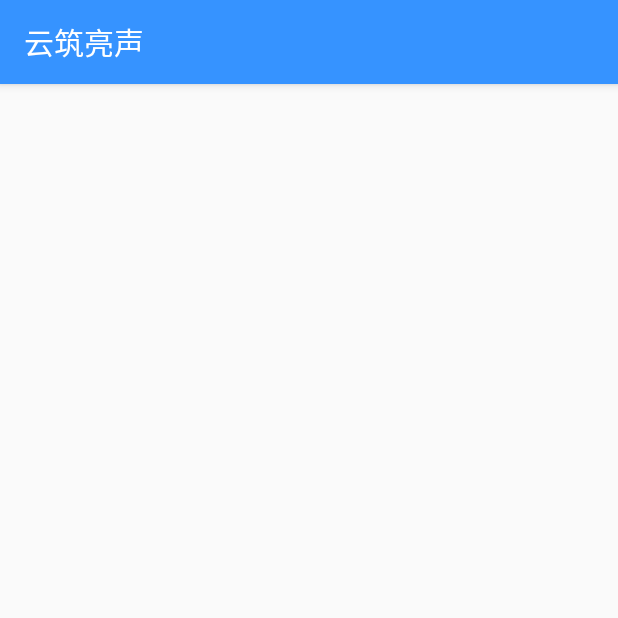
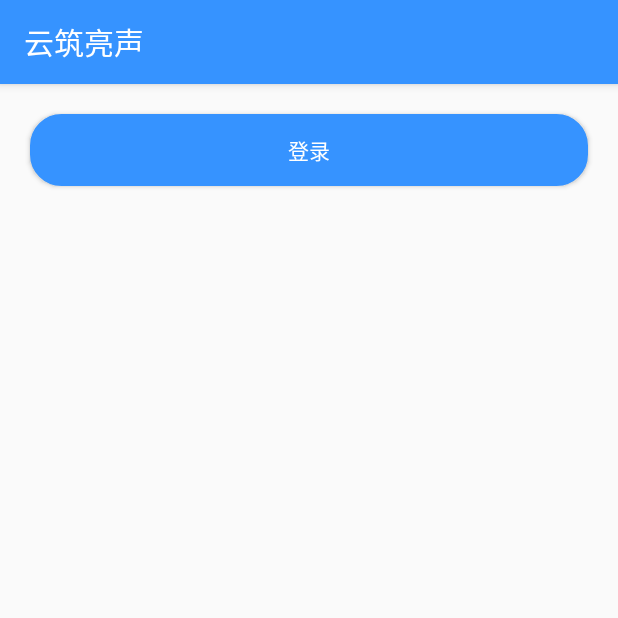
Before and after one commit to yura1116/syapp, an Android app: the fragment LoginFragment shown on its own in the app's theme, on a phone screen of 412 x 824 dp, the top half of it. Run offline under Robolectric (Android 15) with nearby library versions, the phone set to English and light mode, and no system bars.

```diff
--- a/app/src/main/java/com/example/syapp/LoginFragment.java
+++ b/app/src/main/java/com/example/syapp/LoginFragment.java
@@ -4,16 +4,28 @@ import android.os.Bundle;
 import android.view.LayoutInflater;
 import android.view.View;
 import android.view.ViewGroup;
+import android.widget.Button;
 
 import androidx.fragment.app.Fragment;
 
 
 public class LoginFragment extends Fragment {
+    private Button login_btn;
     @Override
     public View onCreateView(LayoutInflater inflater, ViewGroup container, Bundle savedInstanceState) {
         // TODO Auto-generated method stub
         View view=inflater.inflate(R.layout.fragment_login, null);
         return view;
+    }
 
+    public void onActivityCreated(Bundle savedInstanceState) {
+        super.onActivityCreated(savedInstanceState);
+        login_btn = getActivity().findViewById(R.id.button_login);
+        login_btn.setOnClickListener(new View.OnClickListener() {
+            @Override
+            public void onClick(View v) {
+                System.out.println("点击登录按钮");
+            }
+        });
     }
 }
--- a/app/src/main/res/layout/fragment_login.xml
+++ b/app/src/main/res/layout/fragment_login.xml
@@ -8,5 +8,21 @@
         android:layout_width="match_parent"
         android:layout_height="wrap_content"
         android:scrollbars="none">
+
+        <LinearLayout
+            android:layout_width="match_parent"
+            android:layout_height="wrap_content"
+            android:orientation="vertical">
+
+            <Button
+                android:id="@+id/button_login"
+                android:layout_width="match_parent"
+                android:layout_height="wrap_content"
+                android:layout_centerHorizontal="true"
+                android:layout_margin="20dp"
+                android:background="@drawable/rounded_button_blue"
+                android:text="登录"
+                android:textColor="#ffffff" />
+        </LinearLayout>
     </ScrollView>
 </LinearLayout>
```
